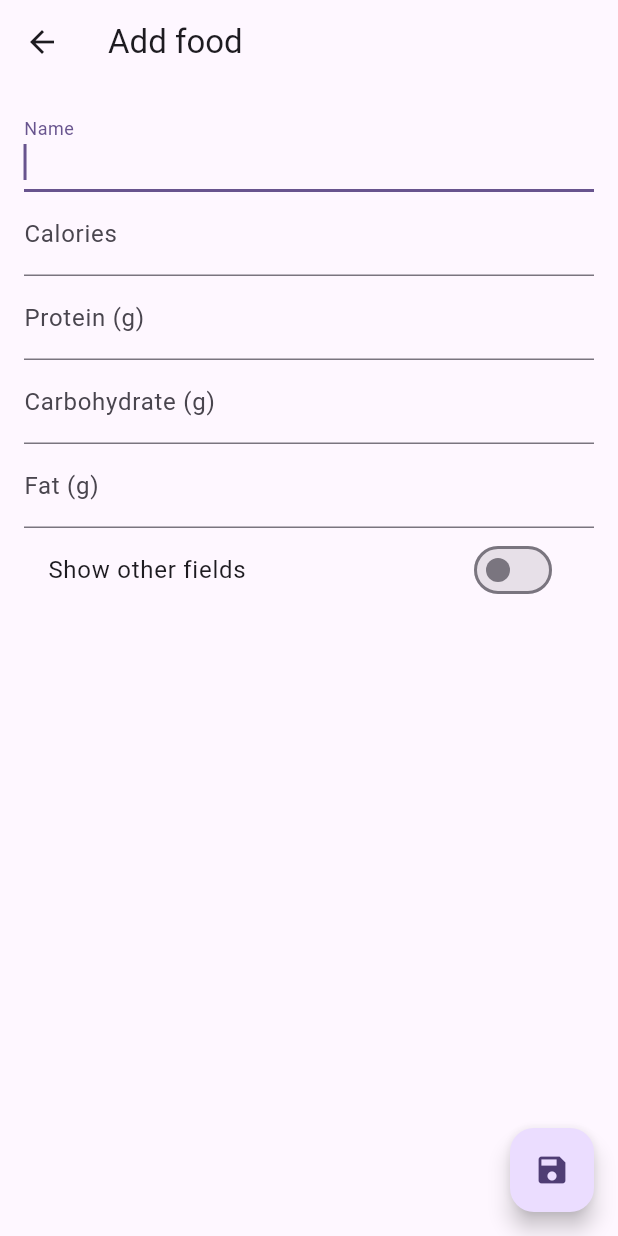
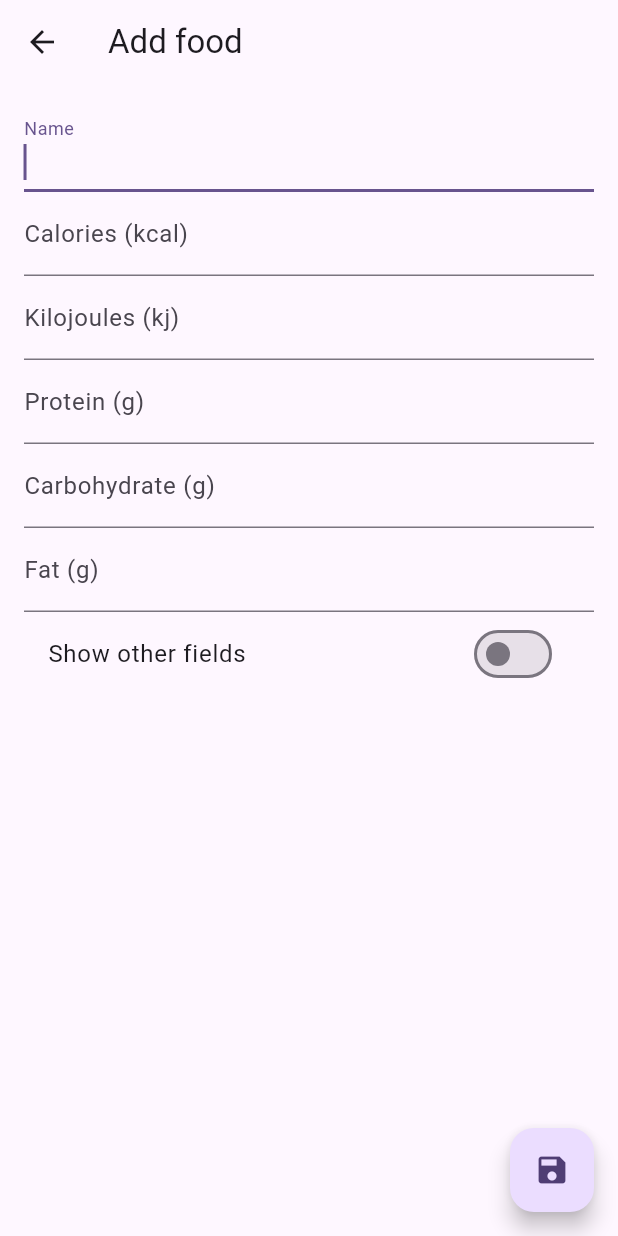
Before and after one commit to brandonp2412/FitBook, a Flutter app: the EditFoodPage screen opened directly, on a phone screen of 412 x 824 dp. Run offline on Flutter 3.47's test engine with Material 3 defaults, Android fonts, the phone set to English and light mode, and no system bars; drawn by our look-alikes of dynamic_color; our stand-ins replace csv, drift, file_picker, fl_chart, shared_preferences, sqlite3_flutter_libs; missing offline and left inert: sqlite3; accounts and stored records are empty; generated files the repository leaves out were written again; Roboto replaces fonts that are missing (Manrope); statements that could not run were skipped.

Commit message:
Add kilojoules option for foods

```diff
--- a/lib/edit_food_page.dart
+++ b/lib/edit_food_page.dart
@@ -19,6 +19,7 @@ class _EditFoodPageState extends State<EditFoodPage> {
   final nameController = TextEditingController();
   final foodGroupController = TextEditingController();
   final caloriesController = TextEditingController();
+  final kilojoulesController = TextEditingController();
   final fatGController = TextEditingController();
   final proteinGController = TextEditingController();
   final carbohydrateGController = TextEditingController();
@@ -590,10 +591,26 @@ class _EditFoodPageState extends State<EditFoodPage> {
             TextField(
               controller: caloriesController,
               decoration: const InputDecoration(
-                labelText: 'Calories',
+                labelText: 'Calories (kcal)',
               ),
               keyboardType:
                   const TextInputType.numberWithOptions(decimal: true),
+              onChanged: (value) {
+                kilojoulesController.text =
+                    (double.parse(value) * 4.184).toStringAsFixed(2);
+              },
+            ),
+            TextField(
+              controller: kilojoulesController,
+              decoration: const InputDecoration(
+                labelText: 'Kilojoules (kj)',
+              ),
+              keyboardType:
+                  const TextInputType.numberWithOptions(decimal: true),
+              onChanged: (value) {
+                caloriesController.text =
+                    (double.parse(value) / 4.184).toStringAsFixed(2);
+              },
             ),
             TextField(
               controller: proteinGController,
```
